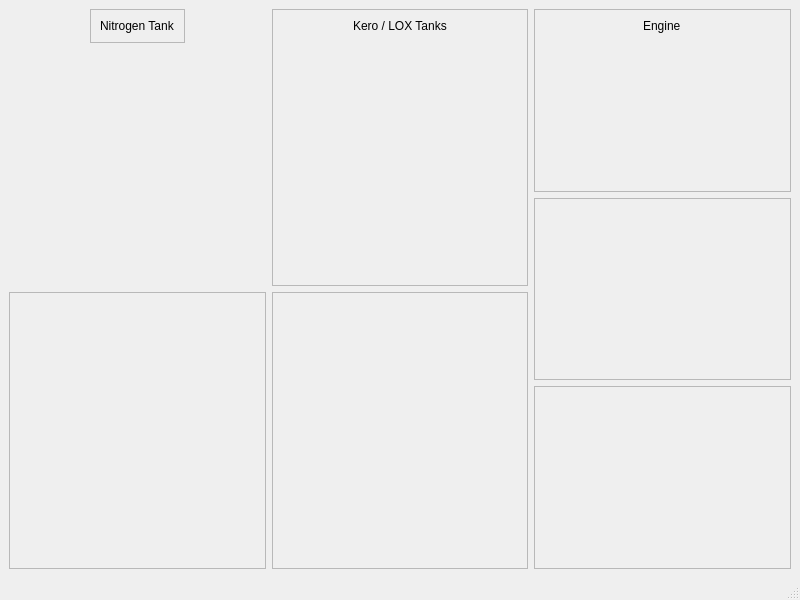
Before: the Qt Designer form dev/TelemetryScreen.ui in UC-Davis-APRL/APRL_GUI, drawn with Qt 5.
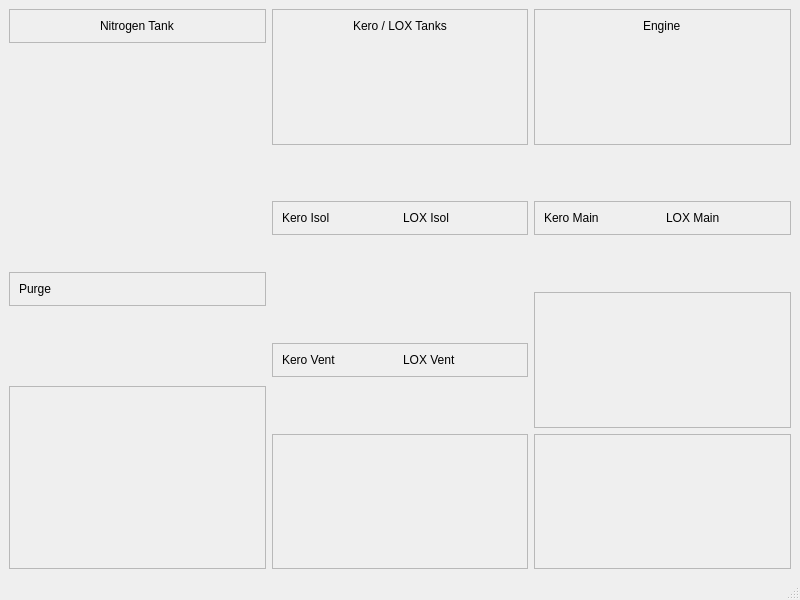
After: the same form once the commit is applied. Custom widgets are drawn as their Qt base class.

Commit message: 12/1/2023 Added basic pglive implementation to one of the telemetry graph windows, working on adding functionality to all graphs and querying data from sqlite3

Diff of the .ui file:
```diff
--- a/dev/TelemetryScreen.ui
+++ b/dev/TelemetryScreen.ui
@@ -1,7 +1,7 @@
 <?xml version="1.0" encoding="UTF-8"?>
 <ui version="4.0">
- <class>MainWindow</class>
- <widget class="QMainWindow" name="MainWindow">
+ <class>telemetryScreen</class>
+ <widget class="QMainWindow" name="telemetryScreen">
   <property name="geometry">
    <rect>
     <x>0</x>
@@ -11,13 +11,13 @@
    </rect>
   </property>
   <property name="windowTitle">
-   <string>MainWindow</string>
+   <string>Telemetry</string>
   </property>
   <widget class="QWidget" name="centralwidget">
    <layout class="QHBoxLayout" name="horizontalLayout">
     <item>
      <layout class="QVBoxLayout" name="verticalLayout_8">
-      <item alignment="Qt::AlignHCenter|Qt::AlignTop">
+      <item alignment="Qt::AlignTop">
        <widget class="QFrame" name="frame_6">
         <property name="frameShape">
          <enum>QFrame::StyledPanel</enum>
@@ -36,6 +36,25 @@
         </layout>
        </widget>
       </item>
+      <item alignment="Qt::AlignVCenter">
+       <widget class="QFrame" name="frame_4">
+        <property name="frameShape">
+         <enum>QFrame::StyledPanel</enum>
+        </property>
+        <property name="frameShadow">
+         <enum>QFrame::Raised</enum>
+        </property>
+        <layout class="QHBoxLayout" name="horizontalLayout_6">
+         <item>
+          <widget class="QLabel" name="purgeIndicator">
+           <property name="text">
+            <string>Purge</string>
+           </property>
+          </widget>
+         </item>
+        </layout>
+       </widget>
+      </item>
       <item>
        <widget class="QFrame" name="frame_5">
         <property name="frameShape">
@@ -46,7 +65,7 @@
         </property>
         <layout class="QVBoxLayout" name="verticalLayout_9">
          <item>
-          <widget class="LivePlotWidget" name="widget" native="true"/>
+          <widget class="LivePlotWidget" name="nitroGraph" native="true"/>
          </item>
         </layout>
        </widget>
@@ -74,6 +93,58 @@
         </layout>
        </widget>
       </item>
+      <item alignment="Qt::AlignVCenter">
+       <widget class="QFrame" name="frame">
+        <property name="frameShape">
+         <enum>QFrame::StyledPanel</enum>
+        </property>
+        <property name="frameShadow">
+         <enum>QFrame::Raised</enum>
+        </property>
+        <layout class="QHBoxLayout" name="horizontalLayout_2">
+         <item>
+          <widget class="QLabel" name="keroIsolIndicator">
+           <property name="text">
+            <string>Kero Isol</string>
+           </property>
+          </widget>
+         </item>
+         <item>
+          <widget class="QLabel" name="loxIsolIndicator">
+           <property name="text">
+            <string>LOX Isol</string>
+           </property>
+          </widget>
+         </item>
+        </layout>
+       </widget>
+      </item>
+      <item alignment="Qt::AlignVCenter">
+       <widget class="QFrame" name="frame_2">
+        <property name="frameShape">
+         <enum>QFrame::StyledPanel</enum>
+        </property>
+        <property name="frameShadow">
+         <enum>QFrame::Raised</enum>
+        </property>
+        <layout class="QHBoxLayout" name="horizontalLayout_3">
+         <item>
+          <widget class="QLabel" name="keroVentIndicator">
+           <property name="text">
+            <string>Kero Vent</string>
+           </property>
+          </widget>
+         </item>
+         <item>
+          <widget class="QLabel" name="loxVentIndicator">
+           <property name="text">
+            <string>LOX Vent</string>
+           </property>
+          </widget>
+         </item>
+        </layout>
+       </widget>
+      </item>
       <item>
        <widget class="QFrame" name="frame_11">
         <property name="frameShape">
@@ -84,7 +155,7 @@
         </property>
         <layout class="QVBoxLayout" name="verticalLayout_20">
          <item>
-          <widget class="LivePlotWidget" name="widget_6" native="true"/>
+          <widget class="LivePlotWidget" name="tankGraph" native="true"/>
          </item>
         </layout>
        </widget>
@@ -112,6 +183,32 @@
         </layout>
        </widget>
       </item>
+      <item alignment="Qt::AlignVCenter">
+       <widget class="QFrame" name="frame_3">
+        <property name="frameShape">
+         <enum>QFrame::StyledPanel</enum>
+        </property>
+        <property name="frameShadow">
+         <enum>QFrame::Raised</enum>
+        </property>
+        <layout class="QHBoxLayout" name="horizontalLayout_5">
+         <item>
+          <widget class="QLabel" name="keroMainIndicator">
+           <property name="text">
+            <string>Kero Main</string>
+           </property>
+          </widget>
+         </item>
+         <item>
+          <widget class="QLabel" name="loxMainIndicator">
+           <property name="text">
+            <string>LOX Main</string>
+           </property>
+          </widget>
+         </item>
+        </layout>
+       </widget>
+      </item>
       <item>
        <widget class="QFrame" name="frame_9">
         <property name="frameShape">
@@ -122,7 +219,7 @@
         </property>
         <layout class="QVBoxLayout" name="verticalLayout_14">
          <item>
-          <widget class="LivePlotWidget" name="widget_5" native="true"/>
+          <widget class="LivePlotWidget" name="flowGraph" native="true"/>
          </item>
         </layout>
        </widget>
@@ -137,7 +234,7 @@
         </property>
         <layout class="QVBoxLayout" name="verticalLayout_13">
          <item>
-          <widget class="LivePlotWidget" name="widget_4" native="true"/>
+          <widget class="LivePlotWidget" name="manifoldGraph" native="true"/>
          </item>
         </layout>
        </widget>
```
The commit also changes 3 other files.
